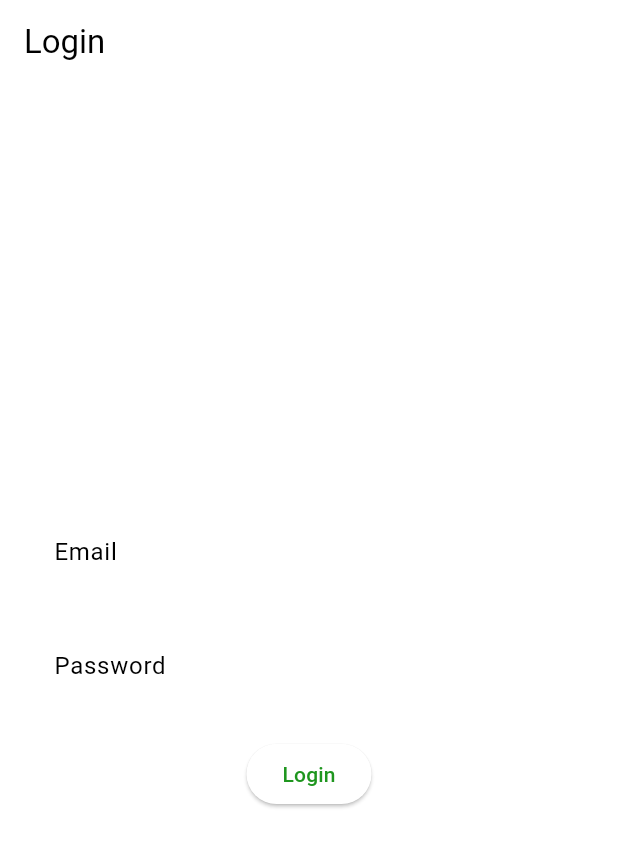
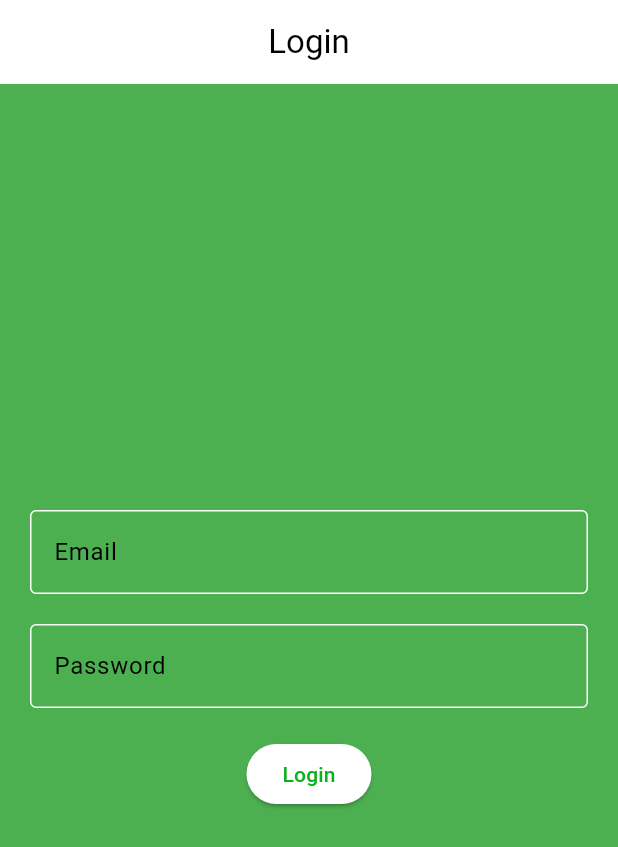
Before and after one commit to EKAIMENYI/Flutter-Hackathon, a Flutter app: the screen it shows after launch, on a phone screen of 412 x 824 dp. Shown: the top 847 px of the screen. Run offline on Flutter 3.47's test engine with Material 3 defaults, Android fonts, the phone set to English and light mode, and no system bars.

Commit message:
Changing the background collor of the scaffold of the login page

```diff
--- a/lib/main.dart
+++ b/lib/main.dart
@@ -13,11 +13,11 @@ class MyApp extends StatelessWidget {
   Widget build(BuildContext context) {
     return MaterialApp(
       debugShowCheckedModeBanner: false, // Hide debug banner
-      title: 'Flutter Demo', // Set app title
+      title: 'To do App', // Set app title
       theme: ThemeData(
         // Configure app theme
         colorScheme: ColorScheme.fromSwatch().copyWith(
-          primary: Color.fromARGB(255, 31, 150, 31), // Set primary color
+          primary: Color.fromARGB(255, 11, 178, 28), // Set primary color
         ),
         useMaterial3: true, // Enable Material 3 design elements
       ),
--- a/lib/screens/login.dart
+++ b/lib/screens/login.dart
@@ -2,21 +2,56 @@ import 'package:flutter/material.dart';
 
 class LoginScreen extends StatelessWidget {
   const LoginScreen({Key? key}) : super(key: key);
+
+  // Hardcoded email and password for verification
+  static const String validEmail = 'eliaskaimenyi@gmail.com';
+  static const String validPassword = '1111';
 
   @override
   Widget build(BuildContext context) {
     // Use the theme colors from MaterialApp
     final theme = Theme.of(context);
 
+    // Controllers for email and password fields
+    final TextEditingController emailController = TextEditingController();
+    final TextEditingController passwordController = TextEditingController();
+
     // Method to handle the login button pressed
     void _loginPressed() {
-      // If login is successful, navigate to the TasksScreen
-      Navigator.pushReplacementNamed(context, '/tasks');
+      // Get the entered email and password
+      final enteredEmail = emailController.text.trim();
+      final enteredPassword = passwordController.text.trim();
+
+      // Check if the entered email and password match the valid credentials
+      if (enteredEmail == validEmail && enteredPassword == validPassword) {
+        // If login is successful, navigate to the TasksScreen
+        Navigator.pushReplacementNamed(context, '/tasks');
+      } else {
+        // Show an error message for invalid credentials
+        showDialog(
+          context: context,
+          builder: (context) => AlertDialog(
+            title: Text('Invalid Credentials'),
+            content: Text('Please enter valid email and password.'),
+            actions: [
+              TextButton(
+                onPressed: () {
+                  Navigator.of(context).pop();
+                },
+                child: Text('OK'),
+              ),
+            ],
+          ),
+        );
+      }
     }
 
     return Scaffold(
+      backgroundColor: Colors.green,
       appBar: AppBar(
-        title: Text('Login'),
+        title:
+            Text('Login', textAlign: TextAlign.center), // Align text to center
+        centerTitle: true, // Center the title text
       ),
       body: Padding(
         padding: EdgeInsets.all(20.0),
@@ -24,6 +59,7 @@ class LoginScreen extends StatelessWidget {
           mainAxisAlignment: MainAxisAlignment.center,
           children: [
             TextField(
+              controller: emailController,
               decoration: InputDecoration(
                 labelText: 'Email',
                 border: OutlineInputBorder(),
@@ -31,6 +67,7 @@ class LoginScreen extends StatelessWidget {
             ),
             SizedBox(height: 20.0),
             TextField(
+              controller: passwordController,
               obscureText: true,
               decoration: InputDecoration(
                 labelText: 'Password',
--- a/lib/screens/tasks_screen.dart
+++ b/lib/screens/tasks_screen.dart
@@ -81,7 +81,8 @@ class _TasksScreenState extends State<TasksScreen> {
                 child: Text(
                   'www.linkedin.com.',
                   style: TextStyle(
-                    color: Colors.blue, // Style the link text color
+                    color: Color.fromARGB(
+                        255, 34, 9, 155), // Style the link text color
                     decoration: TextDecoration.underline, // Underline the link
                   ),
                 ),
```
